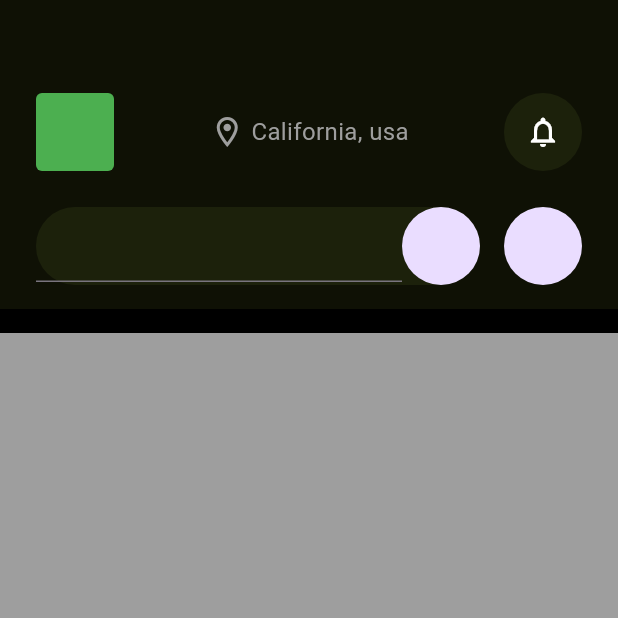
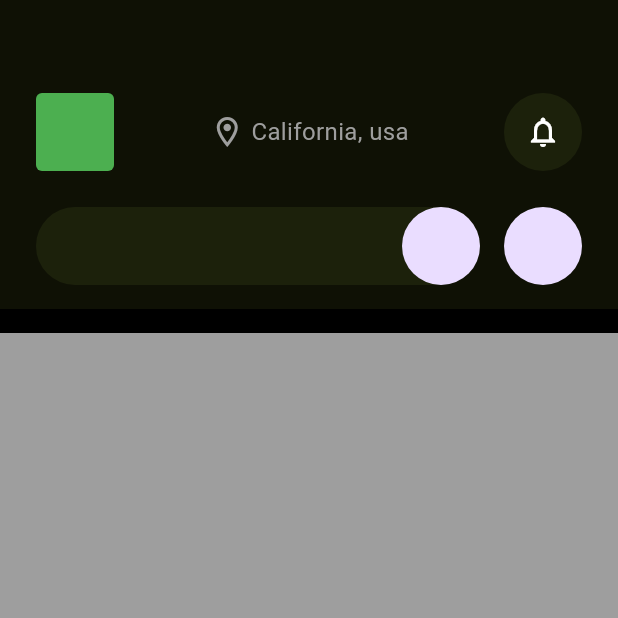
Before and after one commit to JAICHANGPARK/flutter_notebook_chapter_43, a Flutter app: the FoodOrderMainPage screen opened directly, on a phone screen of 412 x 824 dp, the top half of it. Run offline on Flutter 3.47's test engine with Material 3 defaults, Android fonts, the phone set to English and light mode, and no system bars; our stand-ins replace gap, hugeicons, percent_indicator.

Commit message:
Update food_order_main_page.dart

```diff
--- a/lib/ep2393_food_order_app/ui/food_order_main_page.dart
+++ b/lib/ep2393_food_order_app/ui/food_order_main_page.dart
@@ -75,9 +75,11 @@ class _FoodOrderMainPageState extends State<FoodOrderMainPage> {
                         child: Row(
                           children: [
                             Expanded(
-                              child: TextField(decoration: InputDecoration(
-
-                              ),),
+                              child: TextField(
+                                decoration: InputDecoration(
+                                  border: InputBorder.none,
+                                ),
+                              ),
                             ),
                             CircleAvatar(
                               radius: 52 / 2,
```
